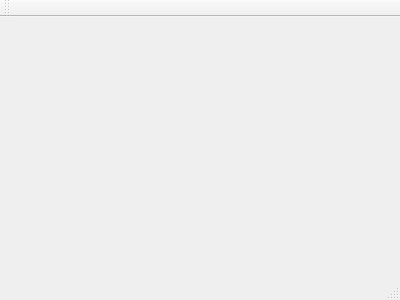
Qt form src/REditor/MainWindow.ui (Polymedia/VIP-Proto) before a commit.
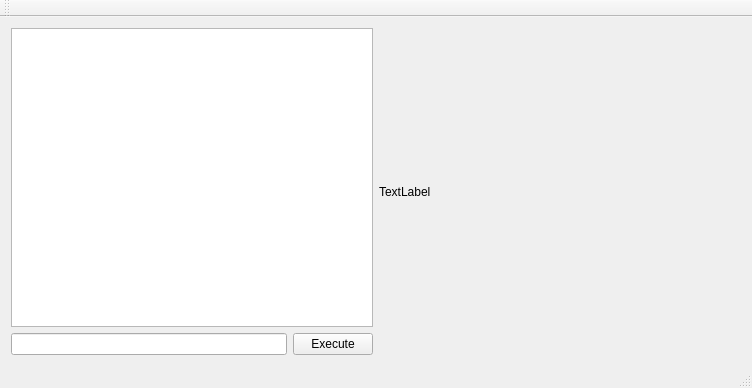
The same form after that commit.

Commit message: [REditor] Added simple demo console

The edit to the form file:
```diff
--- a/src/REditor/MainWindow.ui
+++ b/src/REditor/MainWindow.ui
@@ -1,24 +1,80 @@
 <ui version="4.0">
  <class>MainWindow</class>
- <widget class="QMainWindow" name="MainWindow" >
-  <property name="geometry" >
+ <widget class="QMainWindow" name="MainWindow">
+  <property name="geometry">
    <rect>
     <x>0</x>
     <y>0</y>
-    <width>400</width>
-    <height>300</height>
+    <width>752</width>
+    <height>388</height>
    </rect>
   </property>
   <property name="windowTitle" >
    <string>MainWindow</string>
   </property>
-  <widget class="QMenuBar" name="menuBar" />
-  <widget class="QToolBar" name="mainToolBar" />
-  <widget class="QWidget" name="centralWidget" />
-  <widget class="QStatusBar" name="statusBar" />
+  <widget class="QWidget" name="centralWidget">
+   <layout class="QHBoxLayout" name="horizontalLayout_2">
+    <item>
+     <layout class="QVBoxLayout" name="verticalLayout">
+      <item>
+       <widget class="QTextEdit" name="teConsole">
+        <property name="readOnly">
+         <bool>true</bool>
+        </property>
+       </widget>
+      </item>
+      <item>
+       <layout class="QHBoxLayout" name="horizontalLayout">
+        <item>
+         <widget class="QLineEdit" name="leInput"/>
+        </item>
+        <item>
+         <widget class="QPushButton" name="btnExecute">
+          <property name="text">
+           <string>Execute</string>
+          </property>
+         </widget>
+        </item>
+       </layout>
+      </item>
+     </layout>
+    </item>
+    <item>
+     <widget class="QLabel" name="lbPlot">
+      <property name="sizePolicy">
+       <sizepolicy hsizetype="Expanding" vsizetype="Expanding">
+        <horstretch>0</horstretch>
+        <verstretch>0</verstretch>
+       </sizepolicy>
+      </property>
+      <property name="text">
+       <string>TextLabel</string>
+      </property>
+     </widget>
+    </item>
+   </layout>
+  </widget>
+  <widget class="QMenuBar" name="menuBar">
+   <property name="geometry">
+    <rect>
+     <x>0</x>
+     <y>0</y>
+     <width>752</width>
+     <height>21</height>
+    </rect>
+   </property>
+  </widget>
+  <widget class="QToolBar" name="mainToolBar">
+   <attribute name="toolBarArea">
+    <enum>TopToolBarArea</enum>
+   </attribute>
+   <attribute name="toolBarBreak">
+    <bool>false</bool>
+   </attribute>
+  </widget>
+  <widget class="QStatusBar" name="statusBar"/>
  </widget>
- <layoutDefault spacing="6" margin="11" />
- <pixmapfunction></pixmapfunction>
+ <layoutdefault spacing="6" margin="11"/>
  <resources/>
  <connections/>
 </ui>
```
Left out of the diff: 3 changed lines with no effect on the pictures. The commit also changes 4 other files.
